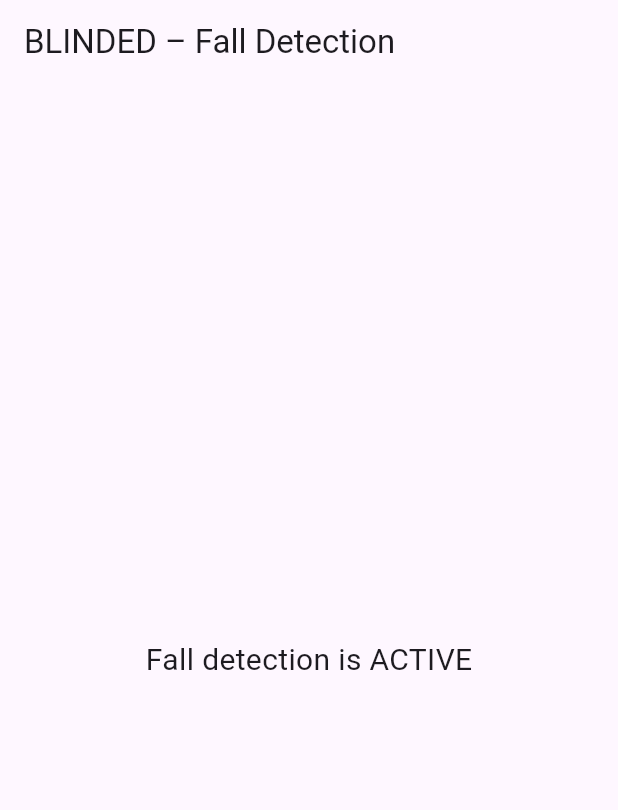
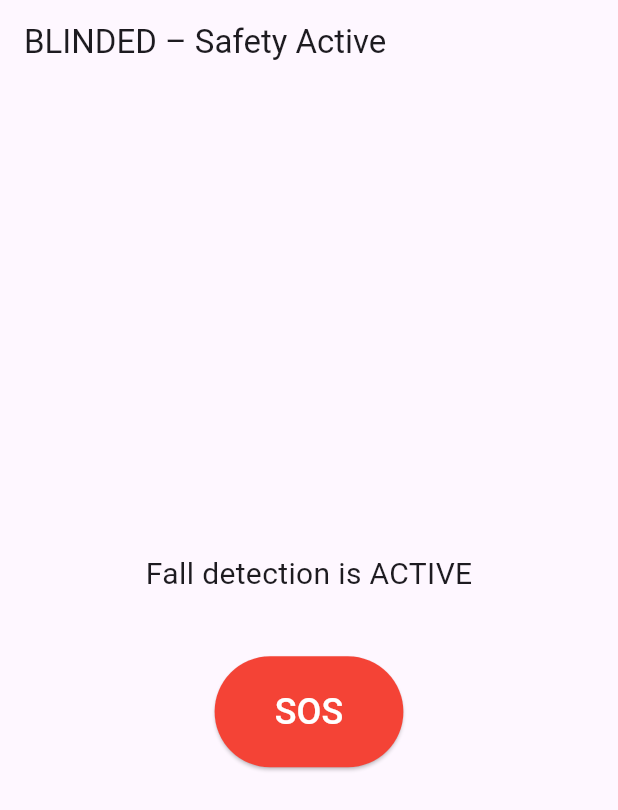
Before and after one commit to jaison787/BLINDED, a Flutter app: the screen it shows after launch, on a phone screen of 412 x 824 dp. Shown: the top 810 px of the screen. Run offline on Flutter 3.47's test engine with Material 3 defaults, Android fonts, the phone set to English and light mode, and no system bars; our stand-ins replace camera, flutter_riverpod, flutter_tts, geolocator, permission_handler and 4 more; missing offline and left inert: dart:ffi, dart:html, google_mlkit_object_detection; project files that could hold a hidden picture were left out.

Commit message:
gps added

```diff
--- a/flutter_app/lib/main.dart
+++ b/flutter_app/lib/main.dart
@@ -3,6 +3,8 @@ import 'dart:math';
 
 import 'package:flutter/material.dart';
 import 'package:sensors_plus/sensors_plus.dart';
+import 'package:geolocator/geolocator.dart';
+
 import 'services/sms_service.dart';
 
 void main() {
@@ -15,82 +17,115 @@ class BlindedApp extends StatelessWidget {
   @override
   Widget build(BuildContext context) {
     return const MaterialApp(
-      home: FallDetectionScreen(),
+      home: SafetyScreen(),
+      debugShowCheckedModeBanner: false,
     );
   }
 }
 
-class FallDetectionScreen extends StatefulWidget {
-  const FallDetectionScreen({super.key});
+class SafetyScreen extends StatefulWidget {
+  const SafetyScreen({super.key});
 
   @override
-  State<FallDetectionScreen> createState() => _FallDetectionScreenState();
+  State<SafetyScreen> createState() => _SafetyScreenState();
 }
 
-class _FallDetectionScreenState extends State<FallDetectionScreen> {
+class _SafetyScreenState extends State<SafetyScreen> {
   final SmsService sms = SmsService();
 
   StreamSubscription? _accelSub;
-  DateTime? _lastFallTime;
+  StreamSubscription? _gyroSub;
+
+  double _gyroMag = 0.0;
   DateTime? _impactTime;
+  DateTime? _lastAlertTime;
 
-  // ---- TUNABLE VALUES ----
-  static const double IMPACT_THRESHOLD = 12.0;
+  // ===== TUNABLE VALUES =====
+  static const double ACC_IMPACT_THRESHOLD = 2.0;
+  static const double GYRO_THRESHOLD = 2.5;
   static const double STILLNESS_THRESHOLD = 2.0;
-  static const int STILLNESS_SECONDS = 3;
-  static const int COOLDOWN_SECONDS = 3;
+
+  static const int STILLNESS_SECONDS = 2;
+  static const int COOLDOWN_SECONDS = 10;
+
+  final List<String> emergencyContacts = [
+    "+919994235648", // replace
+  ];
 
   @override
   void initState() {
     super.initState();
-    _startFallDetection();
+    _startSensors();
   }
 
-  void _startFallDetection() {
-    _accelSub = accelerometerEvents.listen((event) async {
-      final magnitude = sqrt(
-        event.x * event.x +
-        event.y * event.y +
-        event.z * event.z,
-      );
+  // ===== SENSOR FUSION =====
+  void _startSensors() {
+    _gyroSub = gyroscopeEvents.listen((g) {
+      _gyroMag = sqrt(g.x * g.x + g.y * g.y + g.z * g.z);
+    });
 
-      // Detect impact
-      if (magnitude > IMPACT_THRESHOLD) {
+    _accelSub = accelerometerEvents.listen((a) async {
+      final accMag = sqrt(a.x * a.x + a.y * a.y + a.z * a.z);
+
+      if (accMag > ACC_IMPACT_THRESHOLD && _gyroMag > GYRO_THRESHOLD) {
         _impactTime = DateTime.now();
       }
 
-      // Detect stillness after impact
-      if (_impactTime != null && magnitude < STILLNESS_THRESHOLD) {
+      if (_impactTime != null && accMag < STILLNESS_THRESHOLD) {
         final now = DateTime.now();
 
-        if (now.difference(_impactTime!).inSeconds >= STILLNESS_SECONDS) {
-          if (_canSendAlert(now)) {
-            _lastFallTime = now;
-            _impactTime = null;
-
-            await _sendEmergencySms();
-          }
+        if (now.difference(_impactTime!).inSeconds >= STILLNESS_SECONDS &&
+            _canSendAlert(now)) {
+          _impactTime = null;
+          _lastAlertTime = now;
+          await _sendEmergencySms(reason: "Fall detected");
         }
       }
     });
   }
 
   bool _canSendAlert(DateTime now) {
-    if (_lastFallTime == null) return true;
-    return now.difference(_lastFallTime!).inSeconds > COOLDOWN_SECONDS;
+    if (_lastAlertTime == null) return true;
+    return now.difference(_lastAlertTime!).inSeconds > COOLDOWN_SECONDS;
   }
 
-  Future<void> _sendEmergencySms() async {
-    const message =
-        "🚨 EMERGENCY ALERT\nFall detected.\nPlease check immediately.";
+  // ===== GPS SAFE (NEVER BLOCKS SMS) =====
+  Future<String> _getLocationLinkSafe() async {
+    try {
+      final pos = await Geolocator.getCurrentPosition(
+        desiredAccuracy: LocationAccuracy.high,
+      ).timeout(const Duration(seconds: 5));
 
-    const contacts = [
-      "+918078923590", // replace
-      "+917012966766", // replace
-    ];
+      return "https://maps.google.com/?q=${pos.latitude},${pos.longitude}";
+    } catch (_) {
+      return "Location unavailable";
+    }
+  }
 
-    for (final number in contacts) {
-      await sms.sendSms(number, message);
+  // ===== EMERGENCY SMS (SMS FIRST, GPS AFTER) =====
+  Future<void> _sendEmergencySms({required String reason}) async {
+    debugPrint(">>> EMERGENCY SMS FUNCTION CALLED <<<");
+
+    // 1️⃣ SEND SMS IMMEDIATELY
+    final firstMsg =
+        "🚨 EMERGENCY ALERT\n"
+        "$reason.\n"
+        "Location: fetching...";
+
+    for (final n in emergencyContacts) {
+      await sms.sendSms(n, firstMsg);
+      await Future.delayed(const Duration(seconds: 2));
+    }
+
+    // 2️⃣ TRY GPS AND SEND UPDATE
+    final locationLink = await _getLocationLinkSafe();
+
+    final secondMsg =
+        "📍 LOCATION UPDATE\n"
+        "$locationLink";
+
+    for (final n in emergencyContacts) {
+      await sms.sendSms(n, secondMsg);
       await Future.delayed(const Duration(seconds: 2));
     }
 
@@ -104,22 +139,55 @@ class _FallDetectionScreenState extends State<FallDetectionScreen> {
     );
   }
 
+  // ===== MANUAL SOS =====
+  void _manualSOS() async {
+    if (_canSendAlert(DateTime.now())) {
+      _lastAlertTime = DateTime.now();
+      await _sendEmergencySms(reason: "Manual SOS triggered");
+    }
+  }
+
   @override
   void dispose() {
     _accelSub?.cancel();
+    _gyroSub?.cancel();
     super.dispose();
   }
 
+  // ===== UI =====
   @override
   Widget build(BuildContext context) {
     return Scaffold(
       appBar: AppBar(
-        title: const Text("BLINDED – Fall Detection"),
+        title: const Text("BLINDED – Safety Active"),
       ),
-      body: const Center(
-        child: Text(
-          "Fall detection is ACTIVE",
-          style: TextStyle(fontSize: 20),
+      body: Center(
+        child: Column(
+          mainAxisAlignment: MainAxisAlignment.center,
+          children: [
+            const Text(
+              "Fall detection is ACTIVE",
+              style: TextStyle(fontSize: 20),
+            ),
+            const SizedBox(height: 40),
+            ElevatedButton(
+              style: ElevatedButton.styleFrom(
+                backgroundColor: Colors.red,
+                padding: const EdgeInsets.symmetric(
+                  horizontal: 40,
+                  vertical: 20,
+                ),
+              ),
+              onPressed: _manualSOS,
+              child: const Text(
+                "SOS",
+                style: TextStyle(
+                  fontSize: 24,
+                  color: Colors.white,
+                ),
+              ),
+            ),
+          ],
         ),
       ),
     );
--- a/flutter_app/pubspec.yaml
+++ b/flutter_app/pubspec.yaml
@@ -30,6 +30,7 @@ dependencies:
   # Utils
   path_provider: ^2.1.1
   shared_preferences: ^2.2.2
+  geolocator: ^11.0.0
 
 dev_dependencies:
   flutter_test:
```
Also changed, not shown: flutter_app/pubspec.lock, 4 other files.
